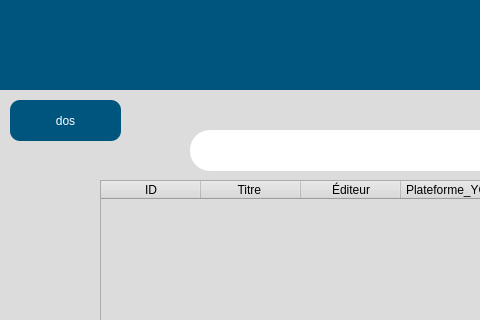
Qt form src/user_interface/french_searchDisplay.ui (eppenney/eBook-Perpetual-Access-Rights-Tracker) before a commit; both pictures show x 0 to 480 and y 0 to 320 of the 1176 by 923 pixel window.
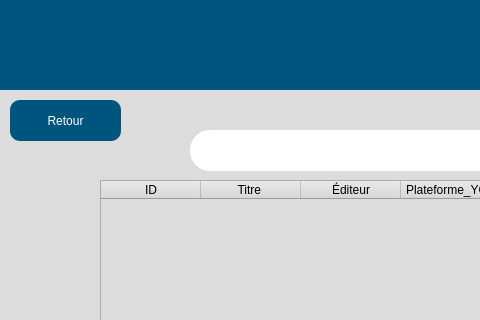
The same form after that commit.

Patch:
```diff
--- a/src/user_interface/french_searchDisplay.ui
+++ b/src/user_interface/french_searchDisplay.ui
@@ -53,7 +53,7 @@
         </string>
     </property>
     <property name="text">
-     <string>dos</string>
+     <string>Retour</string>
     </property>
    </widget>
    <widget class="QWidget" name="widget_2" native="true">
```
